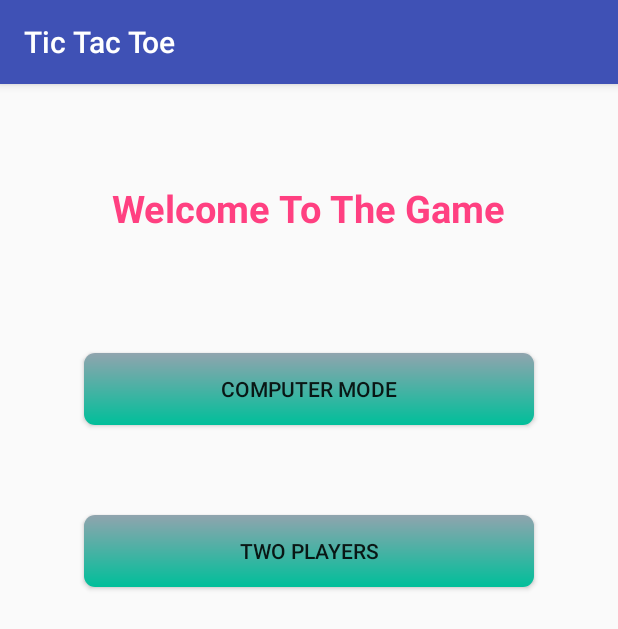
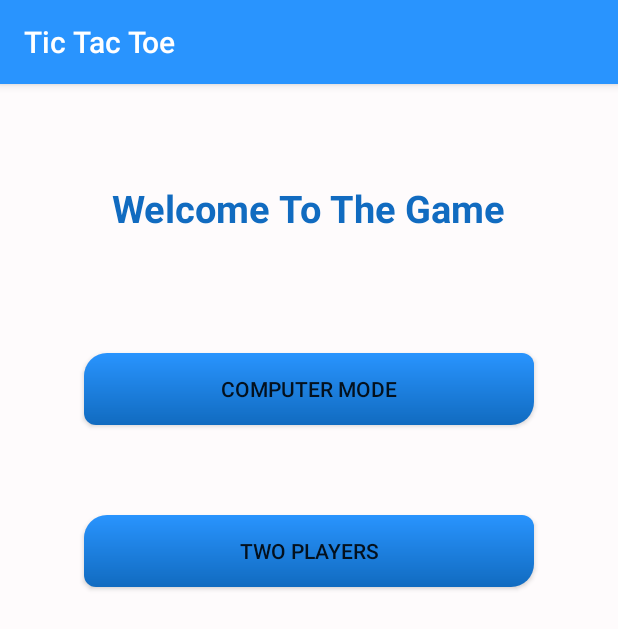
Before and after one commit to Johnsonnyaanga/anndela_tic_tac_toe, an Android app: the screen it shows after launch (MainActivity), on a phone screen of 412 x 824 dp. Shown: the top 629 px of the screen. Run offline under Robolectric (Android 15) with nearby library versions, the phone set to English and light mode, and no system bars.

Commit message:
xml layout for main activity layershape color changes to UI main xml

```diff
--- a/app/src/main/res/drawable/layershape.xml
+++ b/app/src/main/res/drawable/layershape.xml
@@ -1,16 +1,15 @@
 <?xml version="1.0" encoding="utf-8"?>
 <shape xmlns:android="http://schemas.android.com/apk/res/android"
-    android:shape="rectangle"
-    >
+    android:shape="rectangle">
 
     <gradient
-        android:startColor="#90A4AE"
-        android:endColor="#00BF9A"
-        android:angle="270"/>
+        android:angle="270"
+        android:endColor="#116BC0"
+        android:startColor="#2994FE" />
 
     <corners
-        android:bottomRightRadius="7dp"
-        android:bottomLeftRadius="7dp"
-        android:topLeftRadius="7dp"
-        android:topRightRadius="7dp"/>
+        android:bottomLeftRadius="8dp"
+        android:bottomRightRadius="15dp"
+        android:topLeftRadius="15dp"
+        android:topRightRadius="8dp" />
 </shape>
--- a/app/src/main/res/layout/activity_main.xml
+++ b/app/src/main/res/layout/activity_main.xml
@@ -4,6 +4,7 @@
     xmlns:tools="http://schemas.android.com/tools"
     android:layout_width="match_parent"
     android:layout_height="match_parent"
+    android:background="#FEFBFC"
     tools:context=".MainActivity">
 
     <TextView
@@ -12,13 +13,13 @@
         android:layout_alignParentTop="true"
         android:layout_centerHorizontal="true"
         android:layout_marginTop="65dp"
-        android:text="Welcome To The Game"
+        android:text="@string/welcome_to_the_game"
         android:textAlignment="center"
         android:textAppearance="@style/Base.TextAppearance.AppCompat.Large.Inverse"
         android:textSize="25sp"
         android:textStyle="bold"
         android:fontFamily="sans-serif"
-        android:textColor="@color/colorAccent"/>
+        android:textColor="@color/colorPrimaryDark"/>
 
     <Button
         android:id="@+id/computer"
--- a/app/src/main/res/values/colors.xml
+++ b/app/src/main/res/values/colors.xml
@@ -1,6 +1,6 @@
 <?xml version="1.0" encoding="utf-8"?>
 <resources>
-    <color name="colorPrimary">#3F51B5</color>
-    <color name="colorPrimaryDark">#303F9F</color>
-    <color name="colorAccent">#FF4081</color>
+    <color name="colorPrimary">#2994FE</color>
+    <color name="colorPrimaryDark">#116BC0</color>
+    <color name="colorAccent">#FAFBFC</color>
 </resources>
--- a/app/src/main/res/values/strings.xml
+++ b/app/src/main/res/values/strings.xml
@@ -2,4 +2,5 @@
     <string name="app_name">Tic Tac Toe</string>
     <string name="computer_mode">Computer Mode</string>
     <string name="two_players">Two Players</string>
+    <string name="welcome_to_the_game">Welcome To The Game</string>
 </resources>
```
Also changed, not shown: app/src/main/res/drawable/background.xml (added, +17 -0 lines).
